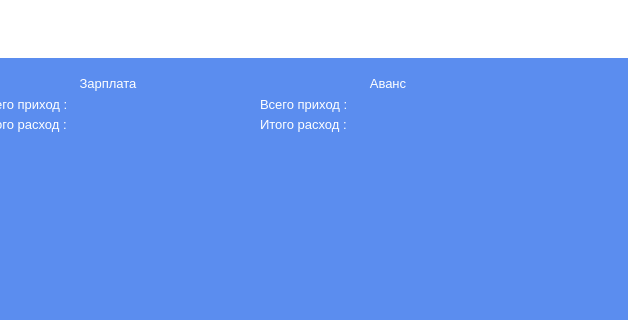
Qt form ui/cash.ui (CatMolnia/CASH) before a commit; both pictures show x 483 to 1111 and y 0 to 320 of the 1217 by 686 pixel window.
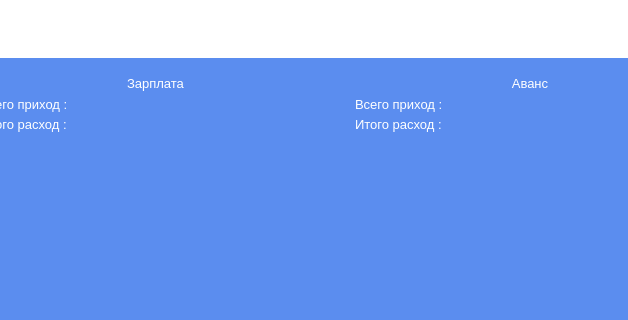
The same form after that commit.

The edit to the form file:
```diff
--- a/ui/cash.ui
+++ b/ui/cash.ui
@@ -891,19 +891,6 @@
         </item>
        </layout>
       </item>
-      <item row="0" column="1">
-       <spacer name="horizontalSpacer_4">
-        <property name="orientation">
-         <enum>Qt::Horizontal</enum>
-        </property>
-        <property name="sizeHint" stdset="0">
-         <size>
-          <width>40</width>
-          <height>20</height>
-         </size>
-        </property>
-       </spacer>
-      </item>
      </layout>
     </widget>
    </item>
```
